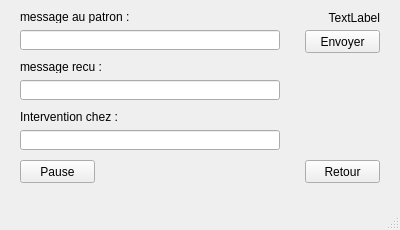
Old version of the form vehicle.ui in the repository wget/hepl-2-unix.
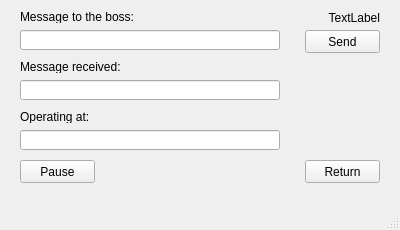
New version of the form.

Commit message: Fix XML corruption and ui fields nàt translated in English

```diff
--- a/vehicle.ui
+++ b/vehicle.ui
@@ -24,7 +24,7 @@
      </rect>
     </property>
     <property name="text">
-     <string>message au patron :</string>
+     <string>Message to the boss:</string>
     </property>
    </widget>
    <widget class="QLabel" name="labelMessageReceived">
@@ -37,7 +37,7 @@
      </rect>
     </property>
     <property name="text">
-     <string>message recu :</string>
+     <string>Message received:</string>
     </property>
    </widget>
    <widget class="QLabel" name="labelOperation">
@@ -50,7 +50,7 @@
      </rect>
     </property>
     <property name="text">
-     <string>Intervention chez :</string>
+     <string>Operating at:</string>
     </property>
    </widget>
    <widget class="QLabel" name="labelState">
@@ -134,7 +134,7 @@
      </rect>
     </property>
     <property name="text">
-     <string>Retour</string>
+     <string>Return</string>
     </property>
    </widget>
    <widget class="QPushButton" name="SendButton">
@@ -147,7 +147,7 @@
      </rect>
     </property>
     <property name="text">
-     <string>Envoyer</string>
+     <string>Send</string>
     </property>
    </widget>
   </widget>
```
The commit also changes 2 other files.
